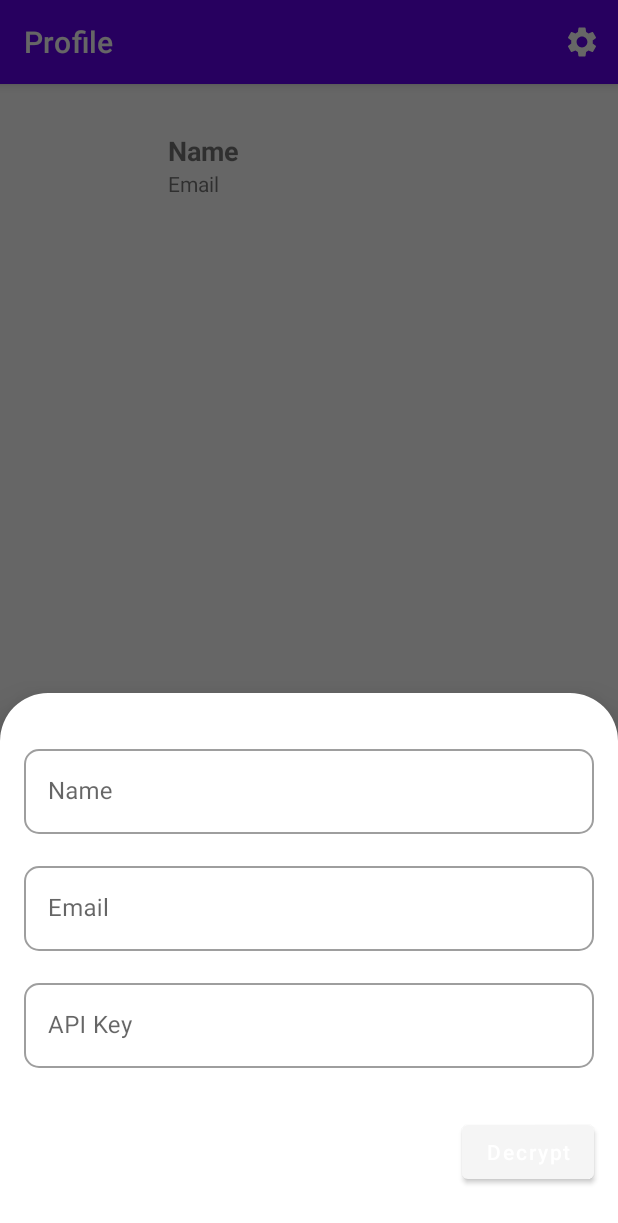
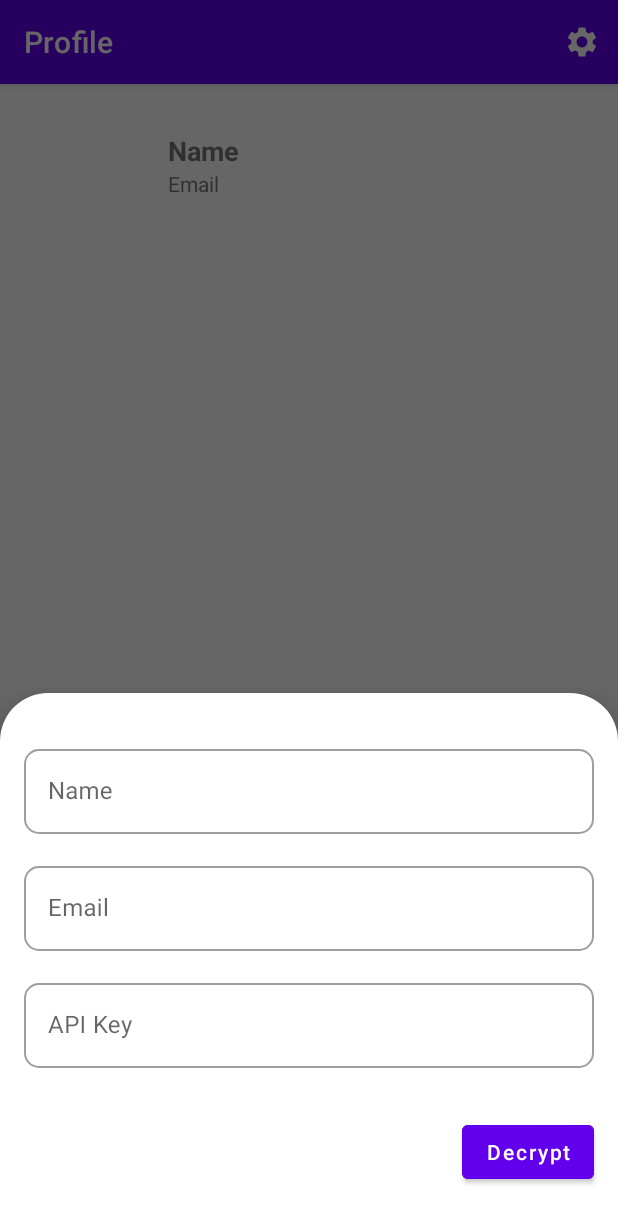
Before and after one commit to reskimulud/encrypted-datastore, an Android app: the screen it shows after launch (MainActivity), after a tap on "Encryption/Decryption Process", on a phone screen of 412 x 824 dp. Shown: the top 1223 px of the screen. Run offline under Robolectric (Android 15) with nearby library versions, the phone set to English and light mode, and no system bars; our stand-ins replace CircleImageView; pictures from the network do not load; 19 statements that could not run were skipped.

Commit message:
re-styling layout

```diff
--- a/app/src/main/res/layout/dialog_encryption_decryption_process.xml
+++ b/app/src/main/res/layout/dialog_encryption_decryption_process.xml
@@ -103,6 +103,7 @@
         android:text="@string/decrypt"
         android:textAllCaps="false"
         android:enabled="true"
+        android:backgroundTint="@color/design_default_color_primary"
         app:layout_constraintBottom_toBottomOf="parent"
         app:layout_constraintEnd_toEndOf="parent"
         app:layout_constraintTop_toBottomOf="@+id/api_key" />
```
